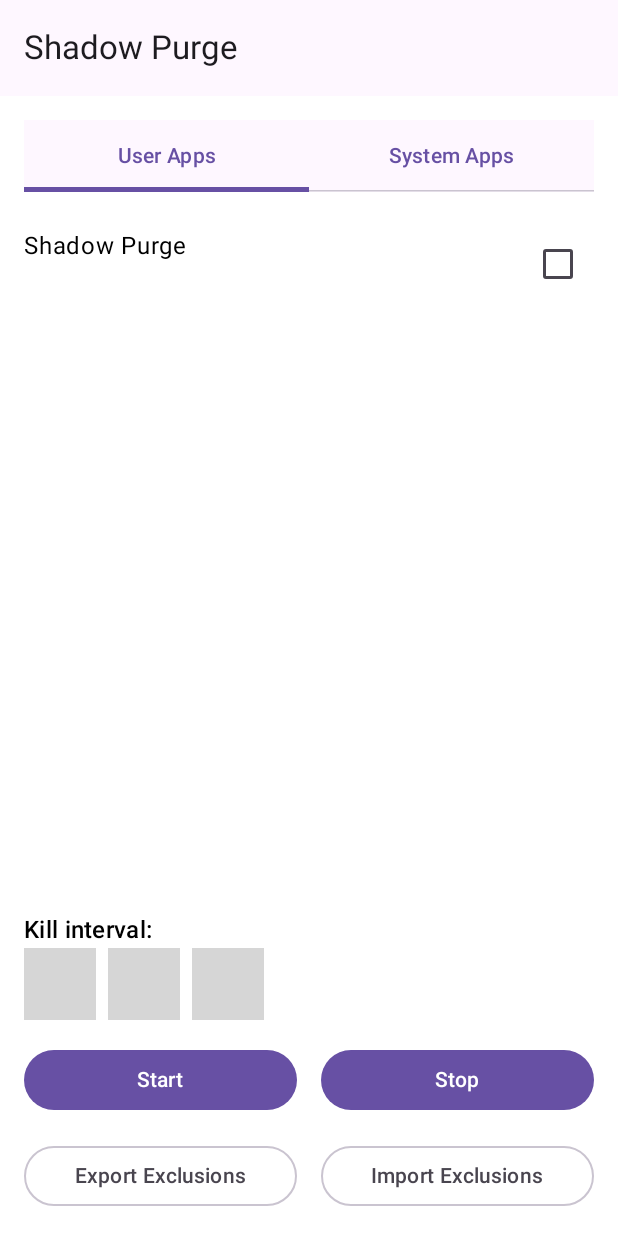
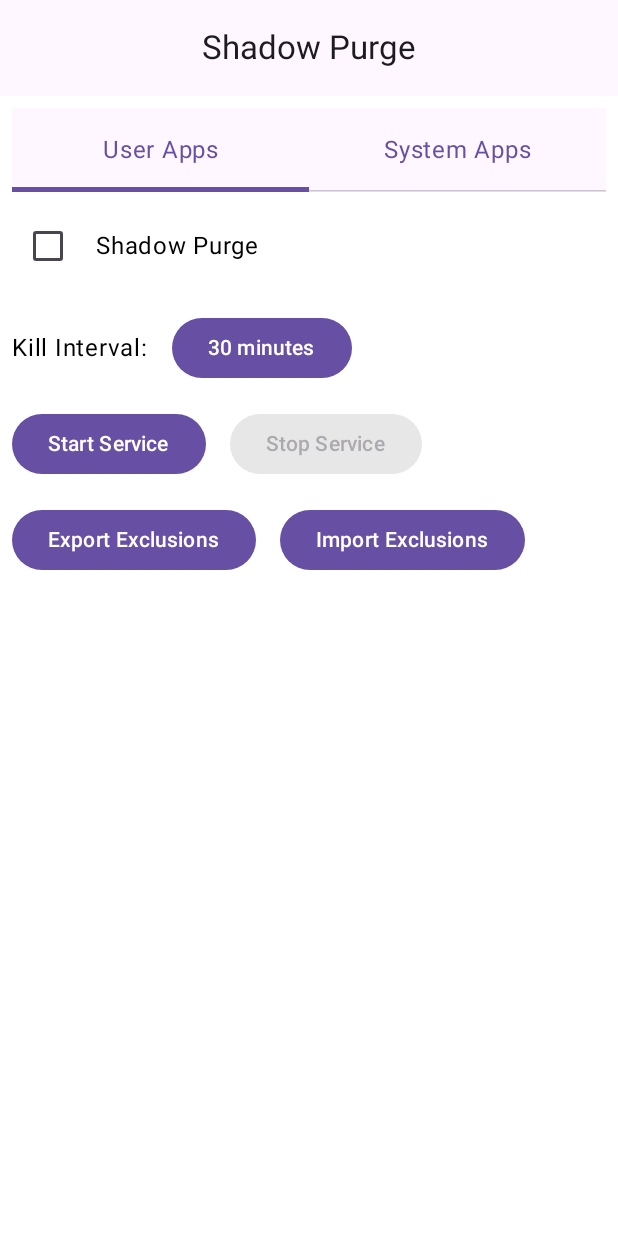
Before and after one commit to Azrea-Shade/ShadowPurge, an Android app built with Jetpack Compose: the composable MainScreen shown on its own in the app's theme, on a phone screen of 412 x 824 dp. Run offline under Robolectric (Android 15) with nearby library versions, the phone set to English and light mode, and no system bars; 1 statement that could not run was skipped; grey boxes are pictures that could not be loaded.

Commit message:
Update MainScreen.kt

```diff
--- a/app/src/main/java/com/azreashade/shadowpurge/ui/MainScreen.kt
+++ b/app/src/main/java/com/azreashade/shadowpurge/ui/MainScreen.kt
@@ -2,182 +2,169 @@ package com.azreashade.shadowpurge.ui
 
 import android.content.Context
 import android.content.Intent
+import android.net.Uri
+import android.provider.Settings
+import androidx.activity.compose.rememberLauncherForActivityResult
+import androidx.activity.result.contract.ActivityResultContracts
+import androidx.compose.animation.Crossfade
 import androidx.compose.foundation.layout.*
 import androidx.compose.foundation.lazy.LazyColumn
-import androidx.compose.foundation.lazy.itemsIndexed
+import androidx.compose.foundation.lazy.items
 import androidx.compose.material3.*
 import androidx.compose.material3.TabRowDefaults.tabIndicatorOffset
 import androidx.compose.runtime.*
+import androidx.compose.ui.Alignment
 import androidx.compose.ui.Modifier
+import androidx.compose.ui.platform.LocalContext
 import androidx.compose.ui.unit.dp
 import com.azreashade.shadowpurge.AppKillService
 import com.azreashade.shadowpurge.data.AppInfo
 import com.azreashade.shadowpurge.data.AppRepository
 import com.azreashade.shadowpurge.data.ExclusionManager
-import com.azreashade.shadowpurge.utils.UsageAccessUtils
-import java.io.File
+import kotlinx.coroutines.launch
 
+@OptIn(ExperimentalMaterial3Api::class)
 @Composable
-fun MainScreen(context: Context) {
-    var showUsageAccessDialog by remember { mutableStateOf(false) }
+fun MainScreen() {
+    val context = LocalContext.current
+    val scope = rememberCoroutineScope()
 
+    val appRepository = remember { AppRepository(context) }
+    val exclusionManager = remember { ExclusionManager(context) }
+
+    var usageAccessGranted by remember { mutableStateOf(false) }
+
+    // Check usage access permission on composition
     LaunchedEffect(Unit) {
-        showUsageAccessDialog = !UsageAccessUtils.hasUsageAccessPermission(context)
+        usageAccessGranted = checkUsageAccess(context)
     }
 
-    if (showUsageAccessDialog) {
-        UsageAccessPrompt(context) {
-            showUsageAccessDialog = false
-        }
-    } else {
-        var selectedTab by remember { mutableStateOf(0) }
-        val tabs = listOf("User Apps", "System Apps")
+    var selectedTab by remember { mutableStateOf(0) } // 0=user, 1=system
 
-        // Load apps on first composition
-        val userApps = remember { mutableStateListOf<AppInfo>() }
-        val systemApps = remember { mutableStateListOf<AppInfo>() }
+    // Apps lists
+    var userApps by remember { mutableStateOf(listOf<AppInfo>()) }
+    var systemApps by remember { mutableStateOf(listOf<AppInfo>()) }
 
-        LaunchedEffect(Unit) {
-            val repo = AppRepository(context)
-            userApps.clear()
-            userApps.addAll(repo.getUserApps())
-            systemApps.clear()
-            systemApps.addAll(repo.getSystemApps())
-        }
+    // Excluded package names
+    var exclusions by remember { mutableStateOf(setOf<String>()) }
 
-        // Manage exclusions
-        val exclusionManager = remember { ExclusionManager(context) }
-        val excludedPackages = remember { mutableStateListOf<String>() }
+    // Kill interval options
+    val intervals = listOf(15, 30, 60)
+    var selectedInterval by remember { mutableStateOf(30) }
 
-        LaunchedEffect(Unit) {
-            exclusionManager.loadExclusions()?.let {
-                excludedPackages.clear()
-                excludedPackages.addAll(it)
+    // Service running state (simple toggle state)
+    var serviceRunning by remember { mutableStateOf(false) }
+
+    // File picker launcher for import
+    val importLauncher = rememberLauncherForActivityResult(
+        contract = ActivityResultContracts.GetContent(),
+        onResult = { uri: Uri? ->
+            if (uri != null) {
+                val success = importExclusionsFromUri(context, uri, exclusionManager)
+                if (success) {
+                    exclusions = exclusionManager.loadExclusions()?.toSet() ?: emptySet()
                 }
             }
+        }
+    )
 
-        var selectedInterval by remember { mutableStateOf(30) }
-        val intervals = listOf(15, 30, 60)
+    // Load apps and exclusions when screen opens or tab changes
+    LaunchedEffect(selectedTab) {
+        userApps = appRepository.getUserApps()
+        systemApps = appRepository.getSystemApps()
+        exclusions = exclusionManager.loadExclusions()?.toSet() ?: emptySet()
+    }
 
     Scaffold(
         topBar = {
-                SmallTopAppBar(title = { Text("Shadow Purge") })
+            CenterAlignedTopAppBar(title = { Text("Shadow Purge") })
         },
         content = { padding ->
             Column(
                 modifier = Modifier
+                    .padding(padding)
                     .fillMaxSize()
-                        .padding(padding)
-                        .padding(16.dp)
+                    .padding(8.dp)
             ) {
-                    TabRow(
-                        selectedTabIndex = selectedTab,
-                        indicator = { tabPositions ->
-                            TabRowDefaults.Indicator(
-                                Modifier.tabIndicatorOffset(tabPositions[selectedTab])
+                if (!usageAccessGranted) {
+                    UsageAccessPrompt { openUsageAccessSettings(context) }
+                    return@Column
+                }
+
+                TabRow(selectedTabIndex = selectedTab) {
+                    Tab(selected = selectedTab == 0, onClick = { selectedTab = 0 }) {
+                        Text("User Apps", modifier = Modifier.padding(16.dp))
+                    }
+                    Tab(selected = selectedTab == 1, onClick = { selectedTab = 1 }) {
+                        Text("System Apps", modifier = Modifier.padding(16.dp))
+                    }
+                }
+
+                Spacer(modifier = Modifier.height(8.dp))
+
+                Crossfade(targetState = selectedTab) { tab ->
+                    val apps = if (tab == 0) userApps else systemApps
+                    AppList(
+                        apps = apps,
+                        exclusions = exclusions,
+                        onToggleExclude = { pkg, excluded ->
+                            exclusions = if (excluded) {
+                                exclusions - pkg
+                            } else {
+                                exclusions + pkg
+                            }
+                            exclusionManager.saveExclusions(exclusions.toList())
+                        }
                     )
                 }
+
+                Spacer(modifier = Modifier.height(16.dp))
+
+                Row(
+                    verticalAlignment = Alignment.CenterVertically,
+                    horizontalArrangement = Arrangement.spacedBy(16.dp)
                 ) {
-                        tabs.forEachIndexed { index, title ->
-                            Tab(
-                                selected = selectedTab == index,
-                                onClick = { selectedTab = index },
-                                text = { Text(title) }
+                    Text("Kill Interval:")
+                    DropdownMenuWrapper(
+                        options = intervals.map { "$it minutes" },
+                        selectedIndex = intervals.indexOf(selectedInterval),
+                        onSelect = { selectedInterval = intervals[it] }
                     )
+                }
+
+                Spacer(modifier = Modifier.height(16.dp))
+
+                Row(horizontalArrangement = Arrangement.spacedBy(16.dp)) {
+                    Button(
+                        onClick = {
+                            startAppKillService(context, selectedInterval)
+                            serviceRunning = true
+                        },
+                        enabled = !serviceRunning
+                    ) {
+                        Text("Start Service")
+                    }
+                    Button(
+                        onClick = {
+                            stopAppKillService(context)
+                            serviceRunning = false
+                        },
+                        enabled = serviceRunning
+                    ) {
+                        Text("Stop Service")
                     }
                 }
 
                 Spacer(modifier = Modifier.height(16.dp))
 
-                    val appsToShow = if (selectedTab == 0) userApps else systemApps
-                    if (appsToShow.isEmpty()) {
-                        Text("No apps to display", style = MaterialTheme.typography.bodyMedium)
-                    } else {
-                        LazyColumn(modifier = Modifier.weight(1f)) {
-                            itemsIndexed(appsToShow) { _, app ->
-                                AppListItem(
-                                    app = app,
-                                    isExcluded = excludedPackages.contains(app.packageName),
-                                    onExcludeToggle = { exclude ->
-                                        if (exclude) excludedPackages.add(app.packageName)
-                                        else excludedPackages.remove(app.packageName)
-                                        exclusionManager.saveExclusions(excludedPackages)
-                                    }
-                                )
-                            }
-                        }
-                    }
-
-                    Spacer(modifier = Modifier.height(16.dp))
-
-                    Text("Kill interval:", style = MaterialTheme.typography.titleMedium)
-                    Row {
-                        intervals.forEach { interval ->
-                            FilterChip(
-                                selected = selectedInterval == interval,
-                                onClick = { selectedInterval = interval },
-                                modifier = Modifier.padding(end = 8.dp)
-                            ) {
-                                Text("$interval min")
-                            }
-                        }
-                    }
-
-                    Spacer(modifier = Modifier.height(16.dp))
-
-                    Row {
+                Row(horizontalArrangement = Arrangement.spacedBy(16.dp)) {
                     Button(
-                            onClick = {
-                                val intent = Intent(context, AppKillService::class.java).apply {
-                                    putExtra("interval_minutes", selectedInterval)
-                                }
-                                context.startForegroundService(intent)
-                            },
-                            modifier = Modifier.weight(1f)
-                        ) {
-                            Text("Start")
-                        }
-                        Spacer(modifier = Modifier.width(16.dp))
-                        Button(
-                            onClick = {
-                                val intent = Intent(context, AppKillService::class.java)
-                                context.stopService(intent)
-                            },
-                            modifier = Modifier.weight(1f)
-                        ) {
-                            Text("Stop")
-                        }
-                    }
-
-                    Spacer(modifier = Modifier.height(16.dp))
-
-                    Row {
-                        OutlinedButton(
-                            onClick = {
-                                val exportFile = File(context.getExternalFilesDir(null), "exclusions_backup.json")
-                                val success = exclusionManager.exportExclusions(exportFile)
-                                // TODO: Add user feedback (Toast/Snackbar)
-                            },
-                            modifier = Modifier.weight(1f)
+                        onClick = { exportExclusions(context, exclusionManager) }
                     ) {
                         Text("Export Exclusions")
                     }
-                        Spacer(modifier = Modifier.width(16.dp))
-                        OutlinedButton(
-                            onClick = {
-                                val importFile = File(context.getExternalFilesDir(null), "exclusions_backup.json")
-                                val success = exclusionManager.importExclusions(importFile)
-                                if (success) {
-                                    exclusionManager.loadExclusions()?.let {
-                                        excludedPackages.clear()
-                                        excludedPackages.addAll(it)
-                                    }
-                                    // TODO: Add user feedback for success
-                                } else {
-                                    // TODO: Add user feedback for failure
-                                }
-                            },
-                            modifier = Modifier.weight(1f)
+                    Button(
+                        onClick = { importLauncher.launch("*/*") }
                     ) {
                         Text("Import Exclusions")
                     }
@@ -186,20 +173,130 @@ fun MainScreen(context: Context) {
         }
     )
 }
+
+@Composable
+fun UsageAccessPrompt(onOpenSettings: () -> Unit) {
+    Column(
+        modifier = Modifier.fillMaxWidth(),
+        horizontalAlignment = Alignment.CenterHorizontally
+    ) {
+        Text("Usage Access permission is required.")
+        Spacer(modifier = Modifier.height(8.dp))
+        Button(onClick = onOpenSettings) {
+            Text("Open Settings")
+        }
+    }
 }
 
 @Composable
-fun AppListItem(app: AppInfo, isExcluded: Boolean, onExcludeToggle: (Boolean) -> Unit) {
+fun AppList(
+    apps: List<AppInfo>,
+    exclusions: Set<String>,
+    onToggleExclude: (String, Boolean) -> Unit
+) {
+    LazyColumn {
+        items(apps) { app ->
+            val excluded = exclusions.contains(app.packageName)
             Row(
                 modifier = Modifier
                     .fillMaxWidth()
-            .padding(vertical = 8.dp),
-        horizontalArrangement = Arrangement.SpaceBetween
+                    .padding(vertical = 4.dp),
+                verticalAlignment = Alignment.CenterVertically
             ) {
-        Text(app.appName)
                 Checkbox(
-            checked = isExcluded,
-            onCheckedChange = onExcludeToggle
+                    checked = excluded,
+                    onCheckedChange = { onToggleExclude(app.packageName, excluded) }
+                )
+                Text(app.appName, modifier = Modifier.padding(start = 8.dp))
+            }
+        }
+    }
+}
+
+@Composable
+fun DropdownMenuWrapper(
+    options: List<String>,
+    selectedIndex: Int,
+    onSelect: (Int) -> Unit
+) {
+    var expanded by remember { mutableStateOf(false) }
+    Box {
+        Button(onClick = { expanded = true }) {
+            Text(options[selectedIndex])
+        }
+        DropdownMenu(
+            expanded = expanded,
+            onDismissRequest = { expanded = false }
+        ) {
+            options.forEachIndexed { index, text ->
+                DropdownMenuItem(
+                    text = { Text(text) },
+                    onClick = {
+                        onSelect(index)
+                        expanded = false
+                    }
                 )
             }
         }
+    }
+}
+
+// Helpers for usage access permission
+fun checkUsageAccess(context: Context): Boolean {
+    val appOpsManager = context.getSystemService(Context.APP_OPS_SERVICE) as android.app.AppOpsManager
+    val mode = appOpsManager.checkOpNoThrow(
+        "android:get_usage_stats",
+        android.os.Process.myUid(),
+        context.packageName
+    )
+    return mode == android.app.AppOpsManager.MODE_ALLOWED
+}
+
+fun openUsageAccessSettings(context: Context) {
+    context.startActivity(Intent(Settings.ACTION_USAGE_ACCESS_SETTINGS).apply {
+        addFlags(Intent.FLAG_ACTIVITY_NEW_TASK)
+    })
+}
+
+// Start/stop service helpers
+fun startAppKillService(context: Context, intervalMinutes: Int) {
+    val intent = Intent(context, AppKillService::class.java).apply {
+        putExtra(AppKillService.EXTRA_INTERVAL_MINUTES, intervalMinutes)
+    }
+    if (android.os.Build.VERSION.SDK_INT >= android.os.Build.VERSION_CODES.O) {
+        context.startForegroundService(intent)
+    } else {
+        context.startService(intent)
+    }
+}
+
+fun stopAppKillService(context: Context) {
+    val intent = Intent(context, AppKillService::class.java)
+    context.stopService(intent)
+}
+
+// Export exclusions to Downloads folder (simple example)
+fun exportExclusions(context: Context, exclusionManager: ExclusionManager) {
+    val exportFile = context.getExternalFilesDir(null)?.resolve("exclusions_export.json")
+    if (exportFile != null) {
+        val success = exclusionManager.exportExclusions(exportFile)
+        // In a real app, you'd show Toast or Snackbar for success/failure here
+    }
+}
+
+// Import exclusions from URI
+fun importExclusionsFromUri(context: Context, uri: Uri, exclusionManager: ExclusionManager): Boolean {
+    return try {
+        val inputStream = context.contentResolver.openInputStream(uri) ?: return false
+        val content = inputStream.bufferedReader().use { it.readText() }
+        val jsonArray = org.json.JSONArray(content)
+        val list = mutableListOf<String>()
+        for (i in 0 until jsonArray.length()) {
+            list.add(jsonArray.getString(i))
+        }
+        exclusionManager.saveExclusions(list)
+        true
+    } catch (e: Exception) {
+        false
+    }
+}
```
Lines whose indentation alone changed are shown as unchanged.
